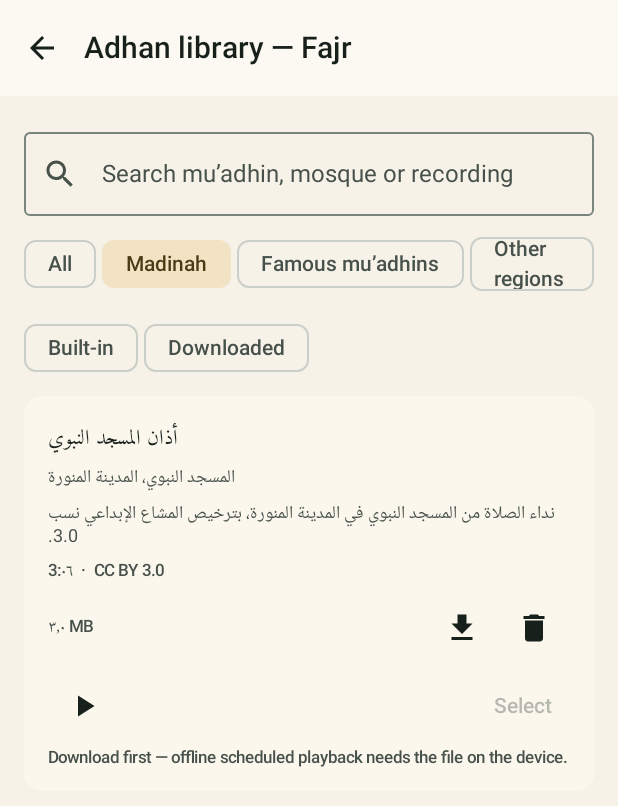
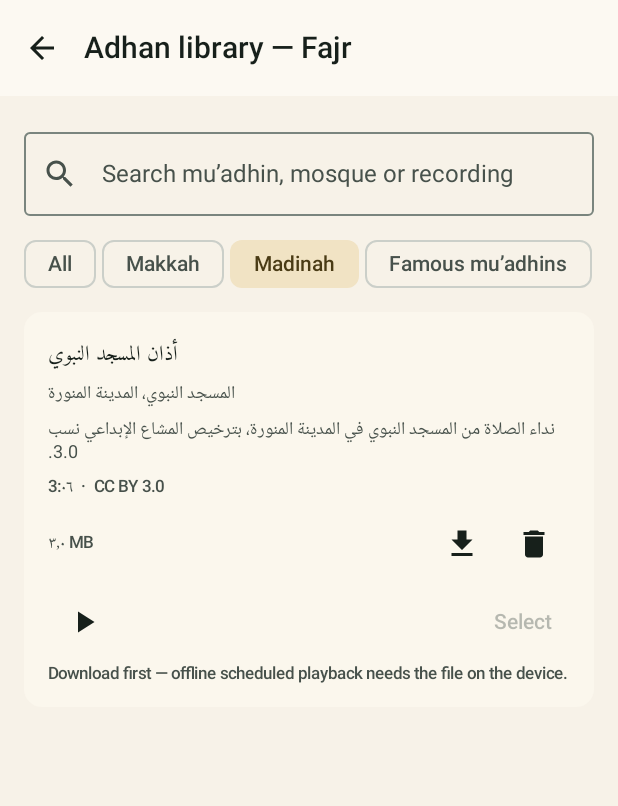
Before and after one commit to xAhmedAdel/Ayah-Quran, an Android app built with Jetpack Compose: the composable AdhanLibraryScreen shown on its own in the app's theme, after a tap on "Madinah", on a phone screen of 412 x 824 dp. Shown: the top 806 px of the screen. Run offline under Robolectric (Android 15) with nearby library versions, the phone set to English and light mode, and no system bars; our stand-ins replace Dagger/Hilt's generated code; 2 statements that could not run were skipped; 1 other tap on this screen came first.

Commit message:
UI fix: scrollable category chips in adhan library (was squeezed vertical)
- horizontalScroll on filter chips row (All/Makkah/Madinah/Famous/Regions/
  Built-in/Downloaded — all visible with swipe, no vertical squeeze)
- Added missing Makkah chip (was pushed off-screen by overflow)
- Verified on emulator: all 7 chips visible, scroll works, library renders
  correctly in Arabic RTL with CC0/Sabah Fakhri/CC BY-SA cards

```diff
--- a/app/src/main/java/com/ayah/quran/ui/prayer/AdhanLibraryScreen.kt
+++ b/app/src/main/java/com/ayah/quran/ui/prayer/AdhanLibraryScreen.kt
@@ -1,6 +1,7 @@
 package com.ayah.quran.ui.prayer
 
 import android.Manifest
+import androidx.compose.foundation.horizontalScroll
 import androidx.compose.foundation.layout.Arrangement
 import androidx.compose.foundation.layout.Column
 import androidx.compose.foundation.layout.Row
@@ -129,14 +130,22 @@ fun AdhanLibraryScreen(
                 modifier = Modifier.fillMaxWidth(),
             )
 
+            // Scrollable filter row: categories + downloaded-only toggle.
             Row(
                 horizontalArrangement = Arrangement.spacedBy(AyahSpacing.xs),
-                modifier = Modifier.fillMaxWidth(),
+                modifier = Modifier
+                    .fillMaxWidth()
+                    .horizontalScroll(rememberScrollState()),
             ) {
                 CategoryChip(
                     label = stringResource(R.string.prayer_library_category_all),
                     selected = state.categoryFilter == null,
                     onClick = { viewModel.setCategoryFilter(null) },
+                )
+                CategoryChip(
+                    label = stringResource(R.string.prayer_library_category_makkah),
+                    selected = state.categoryFilter == AdhanCategory.MAKKAH,
+                    onClick = { viewModel.setCategoryFilter(AdhanCategory.MAKKAH) },
                 )
                 CategoryChip(
                     label = stringResource(R.string.prayer_library_category_madinah),
@@ -153,11 +162,6 @@ fun AdhanLibraryScreen(
                     selected = state.categoryFilter == AdhanCategory.REGIONS,
                     onClick = { viewModel.setCategoryFilter(AdhanCategory.REGIONS) },
                 )
-            }
-            Row(
-                horizontalArrangement = Arrangement.spacedBy(AyahSpacing.xs),
-                modifier = Modifier.fillMaxWidth(),
-            ) {
                 CategoryChip(
                     label = stringResource(R.string.prayer_library_category_bundled),
                     selected = state.categoryFilter == AdhanCategory.BUNDLED,
```
Also changed, not shown: 6 other files.
